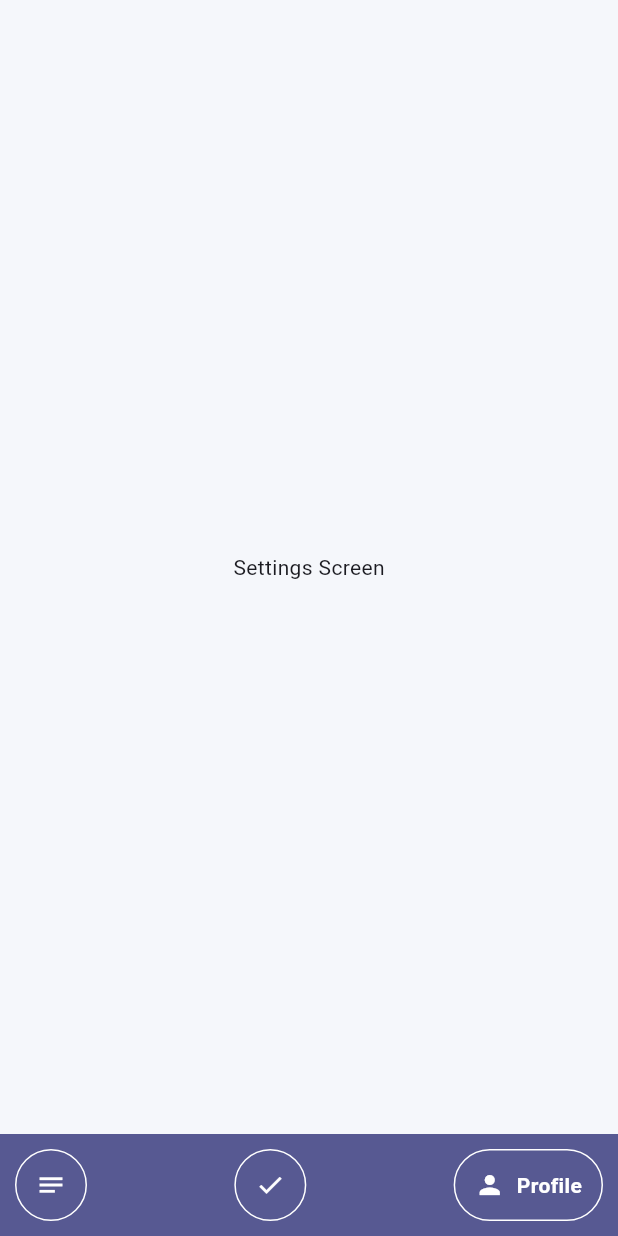
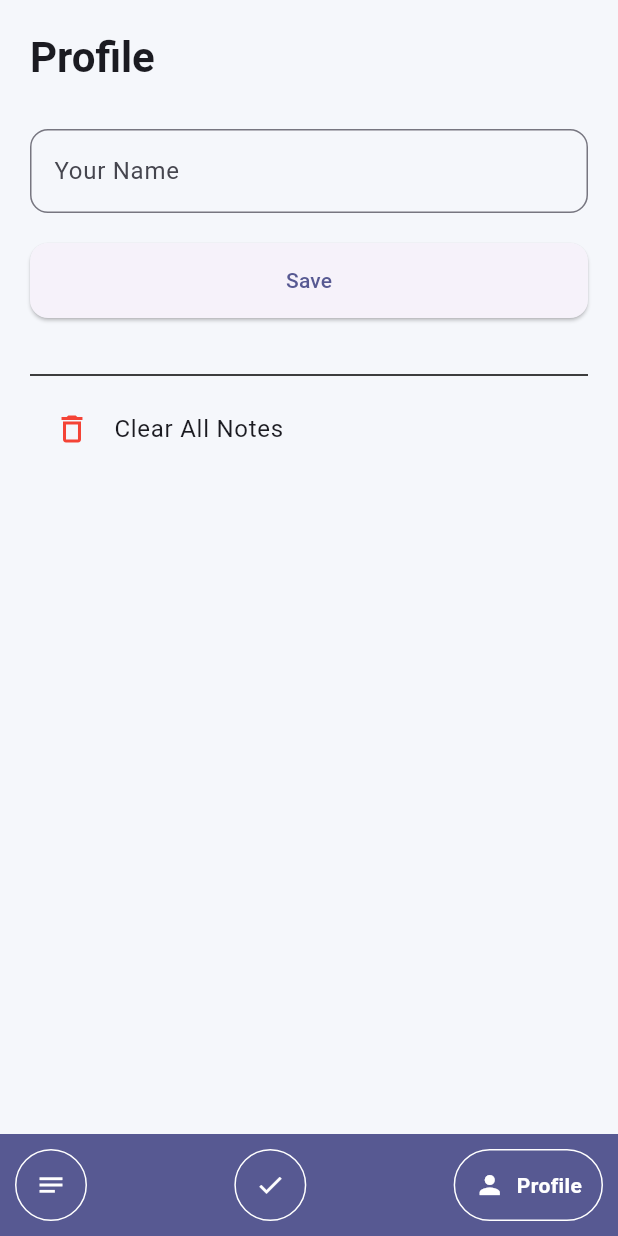
Before and after one commit to Theprogrammizz/ticktask-flutter, a Flutter app: the HomeScreen screen opened directly, item 3 of the bottom bar chosen, on a phone screen of 412 x 824 dp. Run offline on Flutter 3.47's test engine with Material 3 defaults, Android fonts, the phone set to English and light mode, and no system bars; drawn by our look-alikes of google_nav_bar; our stand-ins replace flutter_riverpod, isar, lottie, smooth_page_indicator; accounts and stored records are empty; generated files the repository leaves out were written again.

Commit message:
Added Pinned and profile screen with Profile related updates

```diff
--- a/lib/models/notes_model.dart
+++ b/lib/models/notes_model.dart
@@ -16,5 +16,5 @@ class Notes {
   @Index()
   DateTime createdAt = DateTime.now();
 
-  DateTime? updatedAt;
+  bool pinned = false;
 }
--- /dev/null
+++ b/lib/providers/user_provider.dart
@@ -0,0 +1,8 @@
+import 'package:flutter_riverpod/flutter_riverpod.dart';
+import 'package:ticktask_flutter/models/user_model.dart';
+import 'package:ticktask_flutter/providers/database_provider.dart';
+
+final userProvider = StreamProvider<User?>((ref) {
+  final db = ref.watch(databaseProvider);
+  return db.watchUser();
+});
--- a/lib/screens/add_notes_screen.dart
+++ b/lib/screens/add_notes_screen.dart
@@ -15,7 +15,7 @@ class _AddNoteScreenState extends ConsumerState<AddNoteScreen> {
   final titleController = TextEditingController();
   final bodyController = TextEditingController();
 
-  int selectedColor = 0xFFFFFFF;
+  int selectedColor = 0xFFFFFFFF;
 
   @override
   void initState() {
@@ -64,7 +64,6 @@ class _AddNoteScreenState extends ConsumerState<AddNoteScreen> {
               Navigator.pop(context);
             },
             icon: Icon(Icons.check),
-            style: IconButton.styleFrom(),
           )
         ],
       ),
@@ -85,7 +84,7 @@ class _AddNoteScreenState extends ConsumerState<AddNoteScreen> {
                   fontWeight: FontWeight.bold,
                 ),
               ),
-              const SizedBox(height: 10),
+              // const SizedBox(height: 10),
               Divider(
                 color: Colors.black,
                 thickness: 1.0,
--- a/lib/screens/home_screen.dart
+++ b/lib/screens/home_screen.dart
@@ -3,7 +3,7 @@ import 'package:flutter_riverpod/flutter_riverpod.dart';
 import 'package:google_nav_bar/google_nav_bar.dart';
 import 'package:ticktask_flutter/providers/navigation_provider.dart';
 import 'package:ticktask_flutter/screens/notes_screen.dart';
-import 'package:ticktask_flutter/screens/setting_screen.dart';
+import 'package:ticktask_flutter/screens/profile_screen.dart';
 import 'package:ticktask_flutter/screens/todo_screen.dart';
 
 class HomeScreen extends ConsumerWidget {
@@ -16,7 +16,7 @@ class HomeScreen extends ConsumerWidget {
     final List<Widget> pages = [
       NotesScreen(key: ValueKey(0)),
       TodoScreen(key: ValueKey(1)),
-      SettingScreen(key: ValueKey(2)),
+      ProfileScreen(key: ValueKey(2)),
     ];
 
     return Scaffold(
--- /dev/null
+++ b/lib/screens/profile_screen.dart
@@ -0,0 +1,127 @@
+import 'package:flutter/material.dart';
+import 'package:flutter_riverpod/flutter_riverpod.dart';
+import 'package:ticktask_flutter/providers/database_provider.dart';
+import 'package:ticktask_flutter/providers/user_provider.dart';
+
+class ProfileScreen extends ConsumerStatefulWidget {
+  const ProfileScreen({super.key});
+
+  @override
+  ConsumerState<ProfileScreen> createState() => _ProfileScreenState();
+}
+
+class _ProfileScreenState extends ConsumerState<ProfileScreen> {
+  final nameController = TextEditingController();
+
+  @override
+  Widget build(BuildContext context) {
+    final theme = Theme.of(context);
+    final userAsync = ref.watch(userProvider);
+
+    return userAsync.when(
+      data: (user) {
+        nameController.text = user?.name ?? "";
+
+        return Padding(
+          padding: const EdgeInsets.all(20),
+          child: Column(
+            crossAxisAlignment: CrossAxisAlignment.start,
+            children: [
+              Text(
+                "Profile",
+                style: theme.textTheme.headlineMedium?.copyWith(
+                  fontWeight: FontWeight.bold,
+                ),
+              ),
+              const SizedBox(height: 30),
+              TextField(
+                controller: nameController,
+                decoration: InputDecoration(
+                  labelText: "Your Name",
+                  border: OutlineInputBorder(
+                    borderRadius: BorderRadius.circular(12),
+                  ),
+                ),
+              ),
+              const SizedBox(height: 20),
+              SizedBox(
+                width: double.infinity,
+                height: 50,
+                child: ElevatedButton(
+                  onPressed: () async {
+                    final name = nameController.text;
+
+                    if (name.isEmpty) return;
+
+                    await ref.read(databaseProvider).saveUserInfo(name);
+
+                    if (!context.mounted) return;
+
+                    ScaffoldMessenger.of(context).showSnackBar(
+                      const SnackBar(
+                        content: Text("Name updated"),
+                      ),
+                    );
+                  },
+                  child: const Text("Save"),
+                ),
+              ),
+              SizedBox(
+                height: 30,
+              ),
+              Divider(
+                color: Colors.black,
+                thickness: 1,
+              ),
+              ListTile(
+                leading: const Icon(Icons.delete_outline, color: Colors.red),
+                title: const Text("Clear All Notes"),
+                onTap: () {
+                  // show dialog
+                  showDialog(
+                    context: context,
+                    builder: (_) => AlertDialog(
+                      title: const Text("Delete all notes?"),
+                      content: const Text("This action cannot be undone."),
+                      actions: [
+                        TextButton(
+                          onPressed: () {
+                            Navigator.pop(context);
+                          },
+                          child: const Text("Cancel"),
+                        ),
+                        TextButton(
+                          onPressed: () async {
+                            await ref.read(databaseProvider).clearAllNotes();
+
+                            if (!context.mounted) return;
+
+                            Navigator.pop(context);
+
+                            ScaffoldMessenger.of(context).showSnackBar(
+                              const SnackBar(
+                                content: Text("All notes deleted"),
+                              ),
+                            );
+                          },
+                          child: const Text(
+                            "Delete",
+                            style: TextStyle(color: Colors.red),
+                          ),
+                        ),
+                      ],
+                    ),
+                  );
+                },
+              )
+            ],
+          ),
+        );
+      },
+      loading: () => const Center(child: CircularProgressIndicator()),
+      error: (e, _) => Center(
+        child: Text(e.toString()),
+      ),
+    );
+  }
+}
--- a/lib/screens/setting_screen.dart
+++ /dev/null
@@ -1,12 +0,0 @@
-import 'package:flutter/material.dart';
-
-class SettingScreen extends StatelessWidget {
-  const SettingScreen({super.key});
-
-  @override
-  Widget build(BuildContext context) {
-    return Center(
-      child: Text("Settings Screen"),
-    );
-  }
-}
```
Also changed, not shown: lib/main.dart (+5 -3 lines), lib/models/user_model.dart (added, +10 -0 lines), lib/screens/greet/name_screen.dart (+17 -5 lines), lib/screens/notes_screen.dart (+80 -11 lines), lib/screens/startup_screen.dart (added, +33 -0 lines), lib/services/database_services.dart (+35 -0 lines), lib/widgets/note_tile.dart (+14 -6 lines), lib/models/notes_model.g.dart, lib/models/user_model.g.dart (added).
